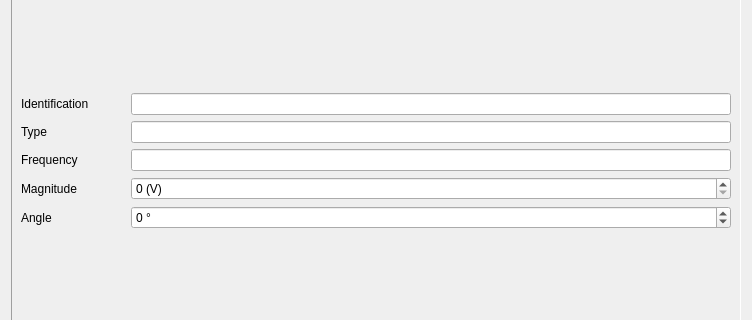
Eltee/cdegs-aid, file ui/configuration_widget.ui: the form before one commit; both pictures show x 0 to 752 and y 205 to 525 of the 752 by 649 pixel window.
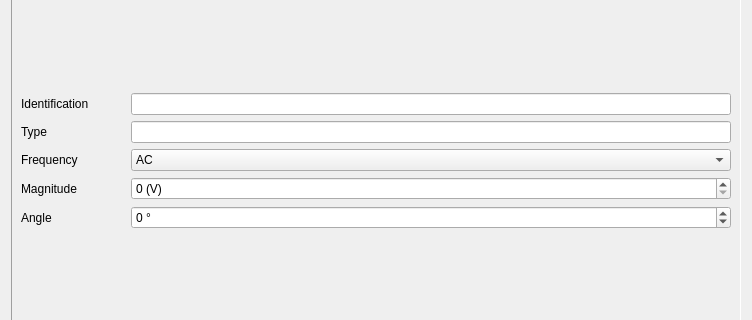
The form after the commit. The open tabs and pages were chosen to show the change.

Diff of the .ui file:
```diff
--- a/ui/configuration_widget.ui
+++ b/ui/configuration_widget.ui
@@ -577,22 +577,6 @@
          </property>
         </widget>
        </item>
-       <item row="4" column="1">
-        <widget class="QLineEdit" name="lineEdit_energization_frequency">
-         <property name="inputMask">
-          <string/>
-         </property>
-         <property name="frame">
-          <bool>true</bool>
-         </property>
-         <property name="readOnly">
-          <bool>false</bool>
-         </property>
-         <property name="cursorMoveStyle">
-          <enum>Qt::VisualMoveStyle</enum>
-         </property>
-        </widget>
-       </item>
        <item row="2" column="1">
         <widget class="QLineEdit" name="lineEdit_energization_identification"/>
        </item>
@@ -633,6 +617,26 @@
          </property>
         </widget>
        </item>
+       <item row="4" column="1">
+        <widget class="QComboBox" name="comboBox_energizations_frequency">
+         <property name="currentText">
+          <string>AC</string>
+         </property>
+         <property name="currentIndex">
+          <number>0</number>
+         </property>
+         <item>
+          <property name="text">
+           <string>AC</string>
+          </property>
+         </item>
+         <item>
+          <property name="text">
+           <string>DC</string>
+          </property>
+         </item>
+        </widget>
+       </item>
       </layout>
      </widget>
      <widget class="QWidget" name="page_cTypes">
```
Left out of the diff: 2 changed lines with no effect on the pictures.
